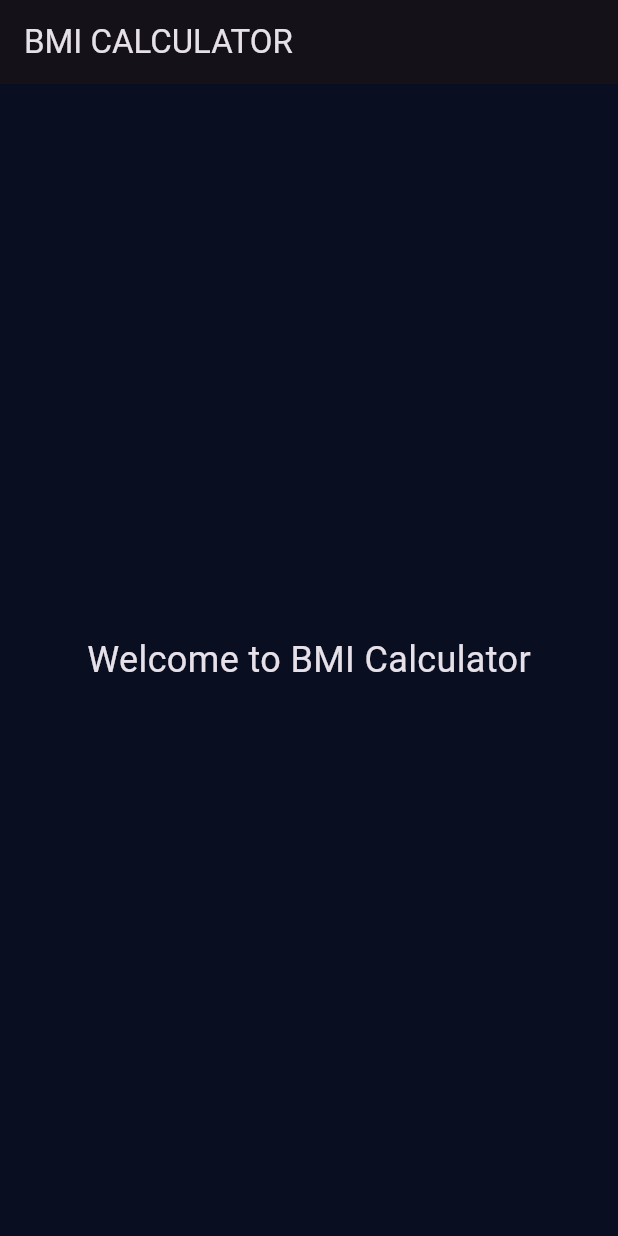
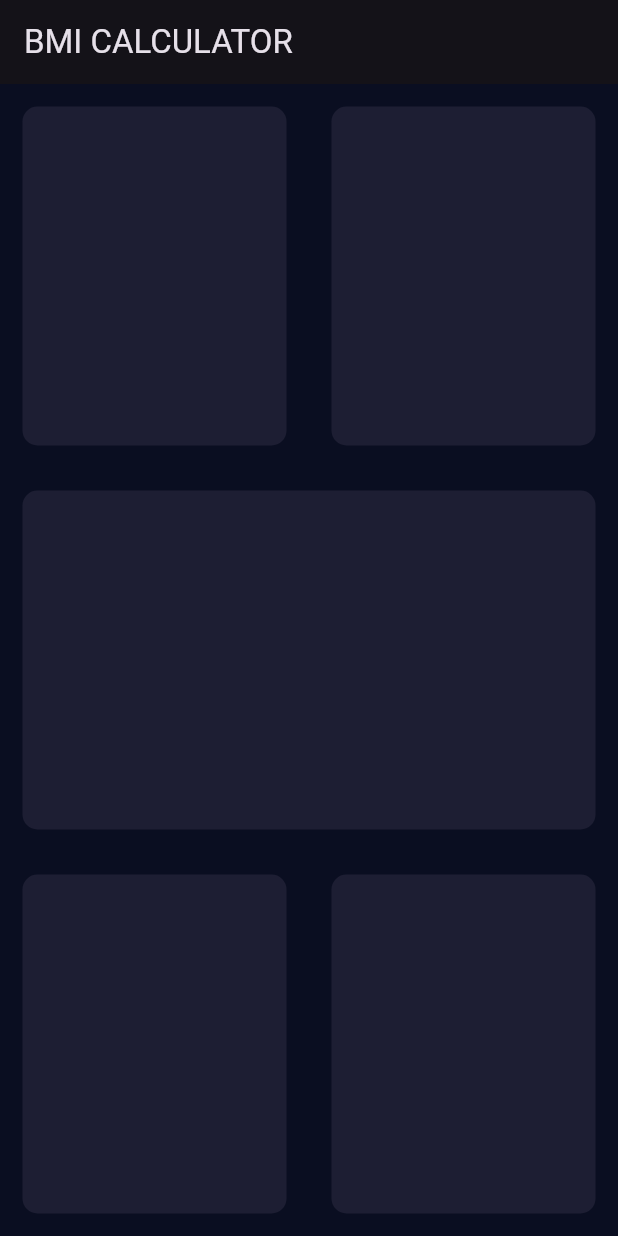
Before and after one commit to aminebenjebli/BMI-Calculator, a Flutter app: the screen it shows after launch, on a phone screen of 412 x 824 dp. Run offline on Flutter 3.47's test engine with Material 3 defaults, Android fonts, the phone set to English and light mode, and no system bars.

Commit message:
fix containers in the screen

```diff
--- a/healthapp/lib/input_page.dart
+++ b/healthapp/lib/input_page.dart
@@ -9,14 +9,44 @@ class _InputPageState extends State<InputPage> {
   @override
   Widget build(BuildContext context) {
     return Scaffold(
-      appBar: AppBar(
-        title: const Text('BMI CALCULATOR'),
-      ),
-      body: const Center(
-        child: Text(
-          'Welcome to BMI Calculator',
-          style: TextStyle(fontSize: 24),
+        appBar: AppBar(
+          title: const Text('BMI CALCULATOR'),
         ),
+        body: Column(
+          children: <Widget>[
+            Expanded(
+                child: Row(
+              children: <Widget>[
+                Expanded(
+                  child: ReusableCard(colour: const Color(0xFF1D1E33)),
+                ),
+                Expanded(child: ReusableCard(colour: const Color(0xFF1D1E33))),
+              ],
+            )),
+            Expanded(child: ReusableCard(colour: const Color(0xFF1D1E33))),
+            Expanded(
+                child: Row(
+              children: <Widget>[
+                Expanded(child: ReusableCard(colour: const Color(0xFF1D1E33))),
+                Expanded(child: ReusableCard(colour: const Color(0xFF1D1E33))),
+              ],
+            ))
+          ],
+        ));
+  }
+}
+
+class ReusableCard extends StatelessWidget {
+  ReusableCard({required this.colour});
+  Color colour;
+
+  @override
+  Widget build(BuildContext context) {
+    return Container(
+      margin: const EdgeInsets.all(15.0),
+      decoration: BoxDecoration(
+        color: colour,
+        borderRadius: BorderRadius.circular(10.0),
       ),
     );
   }
--- a/healthapp/lib/main.dart
+++ b/healthapp/lib/main.dart
@@ -15,3 +15,4 @@ class BMICalculator extends StatelessWidget {
     );
   }
 }
+//123
```
